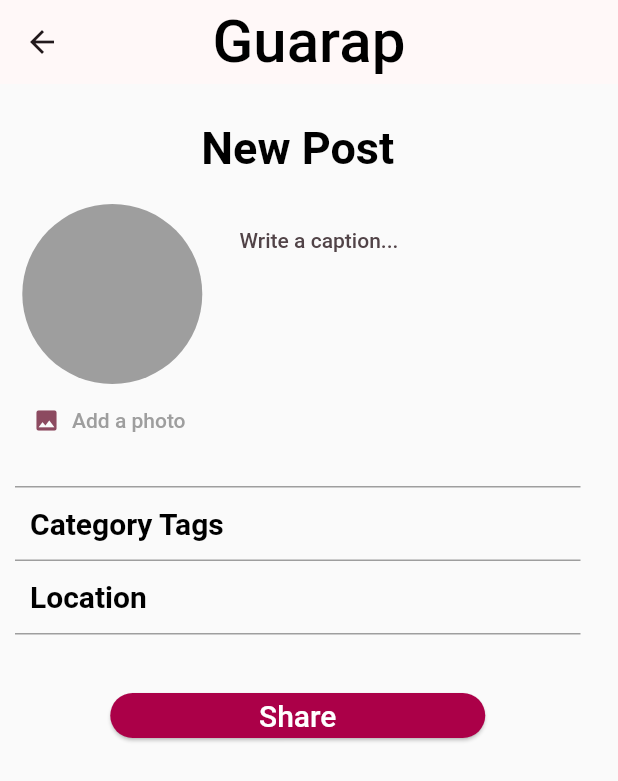
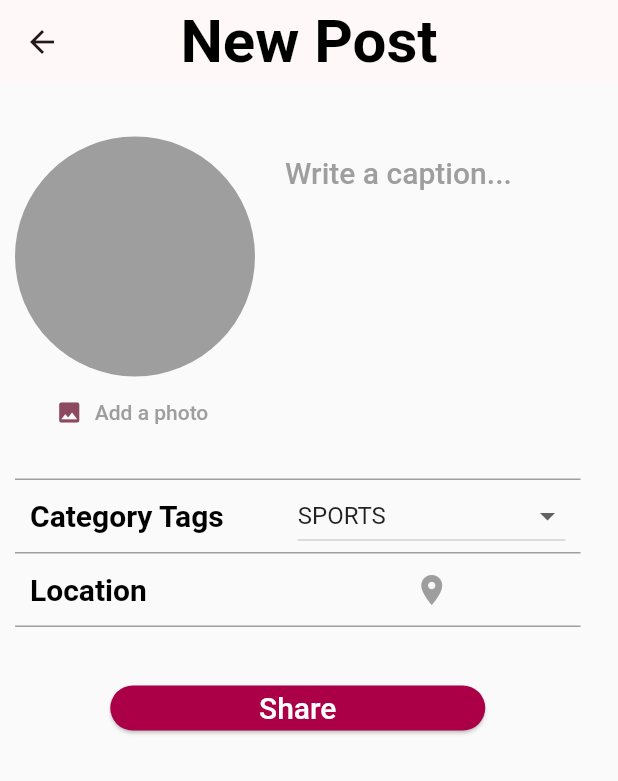
Before and after one commit to ISIS3510-202320-Team22/Flutter, a Flutter app: the screen it shows after launch, item 2 of the bottom bar chosen, on a phone screen of 412 x 824 dp. Shown: the top 781 px of the screen. Run offline on Flutter 3.47's test engine with Material 2 defaults, Android fonts, the light colour scheme and no system bars; our stand-ins replace bloc, flutter_bloc, google_fonts, image_picker; Roboto replaces fonts that are missing (Pattaya).

Commit message:
1 view done

```diff
--- a/lib/components/home/bloc/home_event.dart
+++ b/lib/components/home/bloc/home_event.dart
@@ -2,6 +2,8 @@ part of 'home_bloc.dart';
 
 @immutable
 abstract class HomeEvent {}
+
+class HomeInitialEvent extends HomeEvent{}
 
 // Event when the profile button is clicked
 class HomeProfileButtonClickedEvent extends HomeEvent{
--- a/lib/components/home/bloc/home_state.dart
+++ b/lib/components/home/bloc/home_state.dart
@@ -15,7 +15,8 @@ class HomeLoadingState extends HomeState{
 
 // When the loading is done the actual app is going to appear
 class HomeLoadedSuccessState extends HomeState{
-
+    final List<PhotoDataModel> photos;
+    HomeLoadedSuccessState({required this.photos});
 }
 
 // If an error ocurred
--- a/lib/components/main.dart
+++ b/lib/components/main.dart
@@ -11,7 +11,7 @@ void main() {
     MaterialApp(
       debugShowCheckedModeBanner: false,
       theme:ThemeData().copyWith(useMaterial3: true, colorScheme: kColorScheme),
-      home: const Home() // Aca cambiar la clase que quieres testear
+      home: const Home()
     ),
   );
 }
--- a/lib/components/publish_photos/ui/publish_photo.dart
+++ b/lib/components/publish_photos/ui/publish_photo.dart
@@ -1,46 +1,58 @@
 import 'package:flutter/material.dart';
 import 'package:google_fonts/google_fonts.dart';
-import 'package:guarap/components/header.dart';
 import 'package:guarap/components/publish_photos/ui/take_photo.dart';
 
-class PublishPhoto extends StatelessWidget {
+enum Category { sports, events, chill, food, study, other }
+
+class PublishPhoto extends StatefulWidget {
   const PublishPhoto({super.key});
 
   @override
+  State<PublishPhoto> createState() {
+    return _PublishPhotoState();
+  }
+}
+
+class _PublishPhotoState extends State<PublishPhoto> {
+  Category _selectedCategory = Category.sports;
+
+  @override
   Widget build(context) {
-    return Header(
+    return Scaffold(
+        appBar: AppBar(
+          title: Text(
+            "New Post",
+            style: GoogleFonts.roboto(color: Colors.black, fontSize: 40, fontWeight: FontWeight.bold),
+          ),
+          centerTitle: true,
+      ),
+      body:
       Padding(
         padding: const EdgeInsets.fromLTRB(10, 25, 25, 25),
         child: Column(
           children: [
-            // First row for the title New Page
+
+            const SizedBox(height: 10),
+
+            // First row for image post and the input field
             Row(
-              mainAxisAlignment: MainAxisAlignment.center,
-              children: [
-                Text(
-                  "New Post",
-                  style: GoogleFonts.roboto(
-                      color: Colors.black,
-                      fontSize: 30,
-                      fontWeight: FontWeight.bold),
-                )
-              ],
-            ),
-
-            const SizedBox(height: 20),
-
-            // Second row for image post and the input field
-            const Row(
               crossAxisAlignment: CrossAxisAlignment.start,
               children: [
-                TakePhoto(),
-                SizedBox(width: 20,),
+                const TakePhoto(),
+                const SizedBox(
+                  width: 20,
+                ),
                 Expanded(
                   child: TextField(
                     keyboardType: TextInputType.multiline,
                     decoration: InputDecoration(
                       hintText: "Write a caption...",
                       border: InputBorder.none,
+                      // text styling
+                      hintStyle: GoogleFonts.roboto(
+                          color: Colors.grey,
+                          fontSize: 20,
+                          ),
                     ),
                   ),
                 ),
@@ -49,7 +61,7 @@ class PublishPhoto extends StatelessWidget {
 
             const SizedBox(height: 20),
 
-            // Third row for the Category Tags
+            // Second row for the Category Tags
             Container(
               // Give some padding to inner elements
               padding: const EdgeInsets.symmetric(horizontal: 10),
@@ -76,11 +88,27 @@ class PublishPhoto extends StatelessWidget {
                       ),
                     ),
                   ),
+                  Expanded(
+                    child: DropdownButton(
+                      isExpanded: true,
+                      value: _selectedCategory,
+                      items: Category.values
+                          .map((category) => DropdownMenuItem(
+                              value: category,
+                              child: Text(category.name.toUpperCase()))).toList(),
+                          onChanged: (value) {
+                          if (value == null) return;
+                          setState(() {
+                            _selectedCategory = value;
+                          });
+                      },
+                    ),
+                  )
                 ],
               ),
             ),
 
-            // Fourth row for the Category Tags
+            // Third row for the location
             Container(
               // Give some padding to inner elements
               padding: const EdgeInsets.symmetric(horizontal: 10),
@@ -106,6 +134,12 @@ class PublishPhoto extends StatelessWidget {
                       ),
                     ),
                   ),
+                  Expanded(child: IconButton(
+                    onPressed: () {},
+                    icon: const Icon(Icons.location_on),
+                    color: Colors.grey,
+                  ),
+                  )
                 ],
               ),
             ),
@@ -120,19 +154,18 @@ class PublishPhoto extends StatelessWidget {
                   onPressed: () {},
                   // red color button and text white
                   style: ElevatedButton.styleFrom(
-                    backgroundColor: const  Color.fromARGB(255, 171, 0, 72),
+                    backgroundColor: const Color.fromARGB(255, 171, 0, 72),
                     foregroundColor: Colors.white,
                     // Expand button width
                     minimumSize: const Size(250, 30),
                   ),
-                  child: const Text("Share",
-                  style: TextStyle(fontSize: 20)),
+                  child: const Text("Share", style: TextStyle(fontSize: 20)),
                 ),
               ],
             ),
           ],
         ),
-      ),
+      )
     );
   }
 }
--- a/lib/components/publish_photos/ui/take_photo.dart
+++ b/lib/components/publish_photos/ui/take_photo.dart
@@ -36,7 +36,7 @@ class _TakePhotoState extends State<TakePhoto> {
     return Column(
       children: [
         CircleAvatar(
-          radius: 60,
+          radius: 80,
           backgroundColor: Colors.grey,
           foregroundImage: _pickedImageFile != null?  FileImage(_pickedImageFile!) : null,
         ),
--- a/lib/data/photos_data.dart
+++ b/lib/data/photos_data.dart
@@ -5,19 +5,19 @@ static List<Map<String, dynamic>> dataList = [ // Static in order to be able to
     'id': "1",
     '@username': 'user1',
     'date': '2023-10-02',
-    'image url': 'https://img.freepik.com/free-photo/multiracial-group-young-people-taking-selfie_1139-1032.jpg?t=st=1695471659~exp=1695472259~hmac=56d5aa942a8ebd73184960d17f9bbc5f63a691ab78487966e411448848463717',
+    'imageurl': 'https://img.freepik.com/free-photo/multiracial-group-young-people-taking-selfie_1139-1032.jpg?t=st=1695471659~exp=1695472259~hmac=56d5aa942a8ebd73184960d17f9bbc5f63a691ab78487966e411448848463717',
   },
   {
     'id': "2",
     '@username': 'user2',
     'date': '2023-10-03',
-    'image url': 'https://img.freepik.com/premium-photo/friends-sports-selfie-with-team-football-athletes-training-workout-social-media-together-teamwork-soccer-player-portrait-group-people-exercise-fitness-goals_590464-92319.jpg?w=2000',
+    'imageurl': 'https://img.freepik.com/premium-photo/friends-sports-selfie-with-team-football-athletes-training-workout-social-media-together-teamwork-soccer-player-portrait-group-people-exercise-fitness-goals_590464-92319.jpg?w=2000',
   },
   {
     'id': "3",
     '@username': 'user3',
     'date': '2023-10-03',
-    'image url': 'https://media.istockphoto.com/id/1410626635/photo/pov-of-female-tennis-players-taking-selfie-on-tennis-court.jpg?s=612x612&w=0&k=20&c=NmWD2u-MzfkWQBcP8WqdFUIKS5QGUExD9K0UfmRTrp4=',
+    'imageurl': 'https://media.istockphoto.com/id/1410626635/photo/pov-of-female-tennis-players-taking-selfie-on-tennis-court.jpg?s=612x612&w=0&k=20&c=NmWD2u-MzfkWQBcP8WqdFUIKS5QGUExD9K0UfmRTrp4=',
   },
 
 ];
```
Also changed, not shown: lib/components/home/bloc/home_bloc.dart (+12 -0 lines), lib/components/home/ui/home.dart (+25 -10 lines), lib/models/PhotosDataModel.dart (added, +8 -0 lines). Lines whose indentation alone changed are shown as unchanged.
